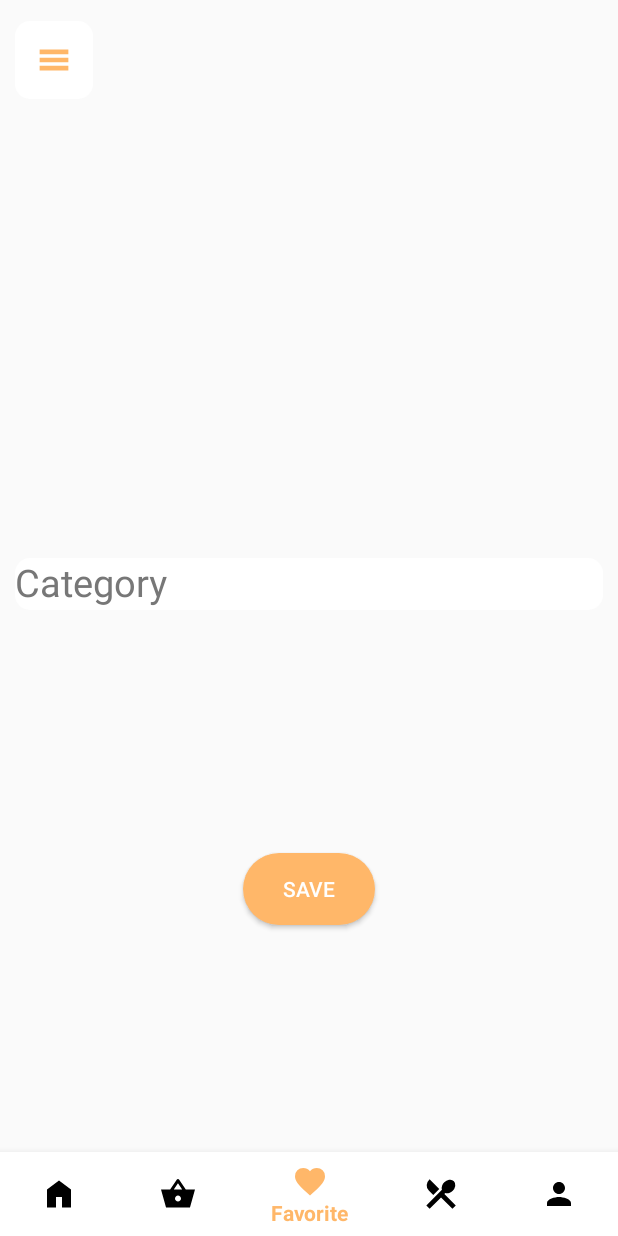
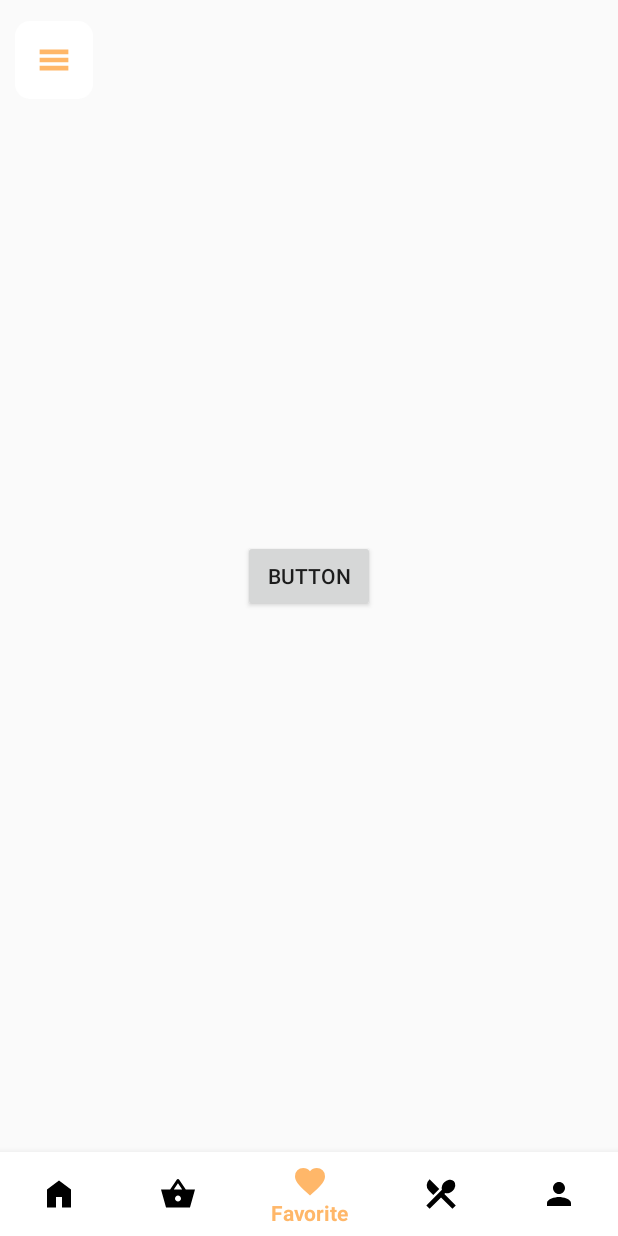
Before and after one commit to khanhduy74105/third-base-prj-android, an Android app: the AboutRestaurantFragment screen opened directly, with no data from a screen before it, item 3 of the bottom bar chosen, on a phone screen of 412 x 824 dp. Run offline under Robolectric (Android 15) with nearby library versions, the phone set to English and light mode, and no system bars; our stand-ins replace Firebase (no records; nobody signed in at launch, a user with empty details on screens opened directly); pictures from the network do not load.

```diff
--- a/app/src/main/java/com/example/orderup/restaurantdashboard/ViewPagerResAdapter.kt
+++ b/app/src/main/java/com/example/orderup/restaurantdashboard/ViewPagerResAdapter.kt
@@ -21,7 +21,7 @@ class ViewPagerResAdapter (fragmentManager: FragmentManager, behavior: Int) : Fr
                 return ManageFoodFragmentFragment()
             }
             2 -> {
-                return AddCategoryFragment()
+                return ManageCategory()
             }
             3 -> {
                 return CartFragment()
--- a/app/src/main/res/layout/fragment_add_category.xml
+++ b/app/src/main/res/layout/fragment_add_category.xml
@@ -31,16 +31,5 @@
             android:textSize="25sp" />
     </com.google.android.material.textfield.TextInputLayout>
 
-    <Button
-        android:id="@+id/saveBtn"
-        android:layout_width="wrap_content"
-        android:layout_height="wrap_content"
-        android:layout_centerHorizontal="true"
-        android:background="@drawable/shape_round_main"
-        android:text="Save"
-        android:textColor="@color/white"
-        app:layout_constraintBottom_toBottomOf="parent"
-        app:layout_constraintEnd_toEndOf="parent"
-        app:layout_constraintStart_toStartOf="parent"
-        app:layout_constraintTop_toBottomOf="@+id/categoryTil" />
+
 </androidx.constraintlayout.widget.ConstraintLayout>
--- /dev/null
+++ b/app/src/main/res/layout/fragment_manage_category.xml
@@ -0,0 +1,22 @@
+<?xml version="1.0" encoding="utf-8"?>
+<androidx.constraintlayout.widget.ConstraintLayout xmlns:android="http://schemas.android.com/apk/res/android"
+    xmlns:app="http://schemas.android.com/apk/res-auto"
+    xmlns:tools="http://schemas.android.com/tools"
+    android:id="@+id/frameLayout3"
+    android:layout_width="match_parent"
+    android:layout_height="match_parent"
+    tools:context=".restaurantdashboard.ManageCategory">
+
+    <!-- TODO: Update blank fragment layout -->
+
+    <Button
+        android:id="@+id/button"
+        android:layout_width="wrap_content"
+        android:layout_height="wrap_content"
+        android:text="Button"
+        app:layout_constraintBottom_toBottomOf="parent"
+        app:layout_constraintEnd_toEndOf="parent"
+        app:layout_constraintStart_toStartOf="parent"
+        app:layout_constraintTop_toTopOf="parent" />
+
+</androidx.constraintlayout.widget.ConstraintLayout>
```
Also changed, not shown: app/src/main/java/com/example/orderup/restaurantdashboard/AddCategoryFragment.kt (+2 -54 lines), app/src/main/java/com/example/orderup/restaurantdashboard/ManageCategory.kt (added, +144 -0 lines).
